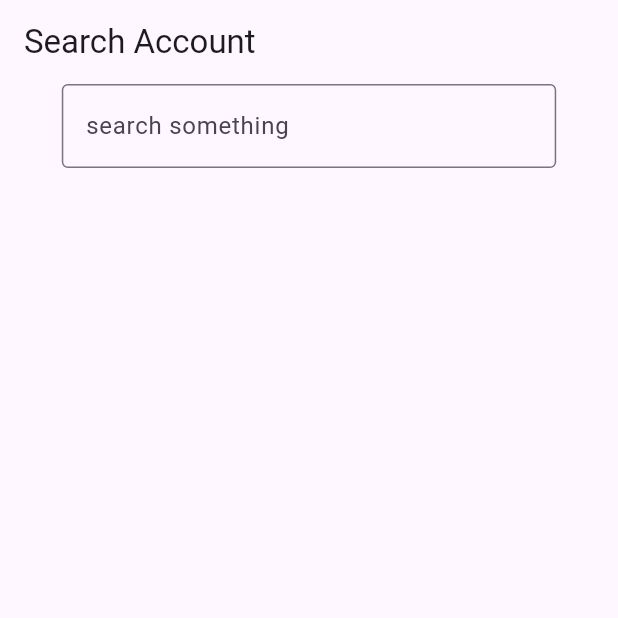
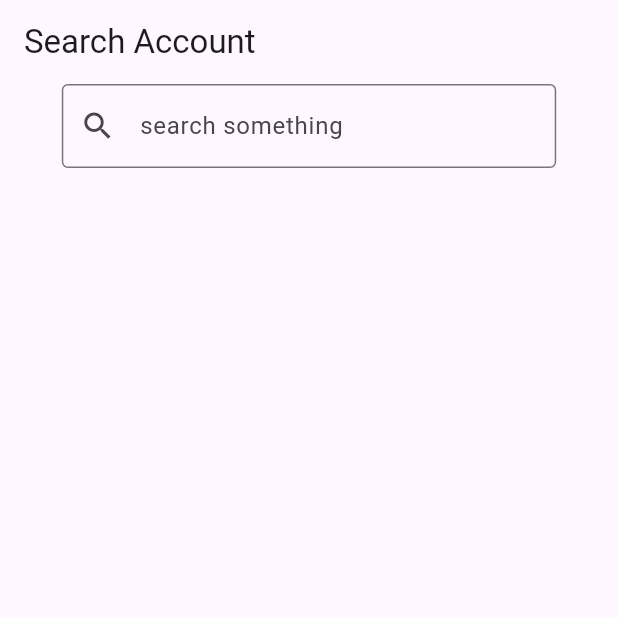
Before and after one commit to yosiasp/mobile_prog_kel6, a Flutter app: the screen it shows once a user with an empty profile is signed in, item 2 of the bottom bar chosen, on a phone screen of 412 x 824 dp, the top half of it. Run offline on Flutter 3.47's test engine with Material 3 defaults, Android fonts, the phone set to English and light mode, and no system bars; our stand-ins replace cloud_firestore, firebase_auth, firebase_core, image_picker; accounts and stored records are empty.

Commit message:
add search icon in search bar

```diff
--- a/lib/screens/search_account.dart
+++ b/lib/screens/search_account.dart
@@ -36,6 +36,7 @@ class _SearchAccountState extends State<SearchAccount> {
       child: const TextField(
         decoration: InputDecoration(
           hintText: "search something",
+          prefixIcon: const Icon(Icons.search),
           border: OutlineInputBorder(),
         ),
       ),
```
